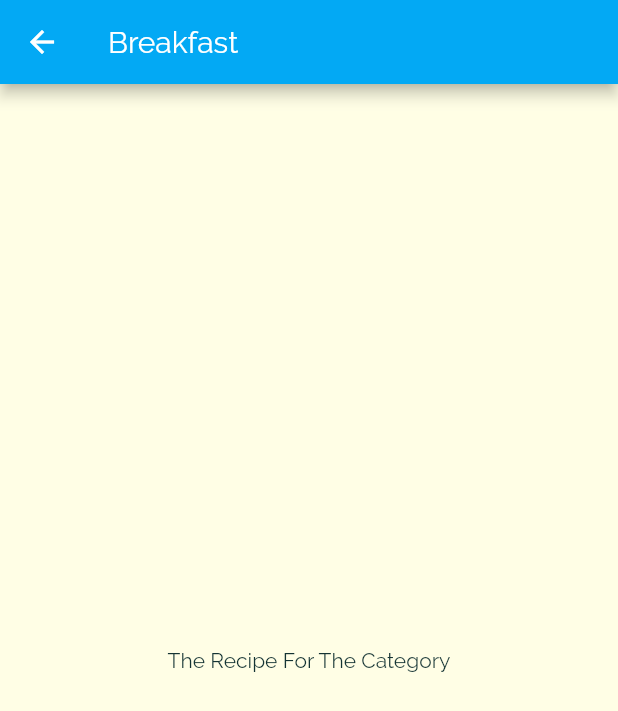
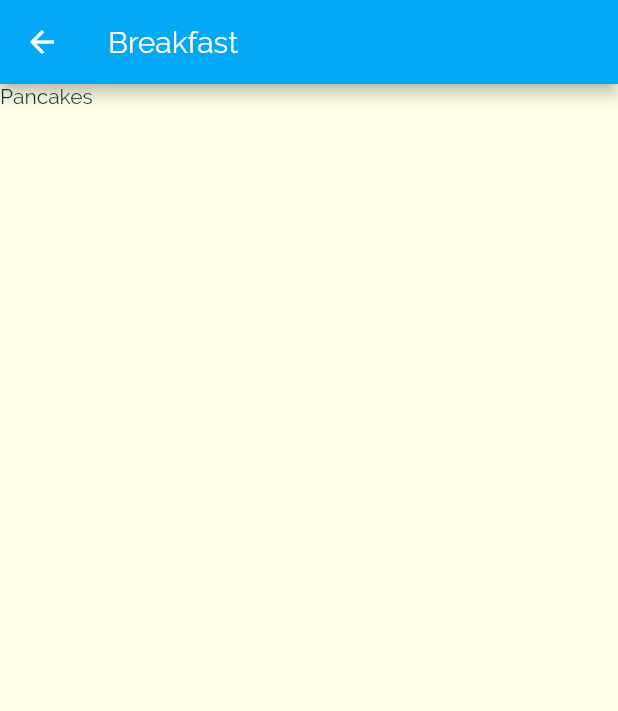
Before and after one commit to AtaMahmoud/delimeals, a Flutter app: the screen it shows after launch, after a tap on "Breakfast", on a phone screen of 412 x 824 dp. Shown: the top 711 px of the screen. Run offline on Flutter 3.47's test engine with Material 2 defaults, Android fonts, the phone set to English and light mode, and no system bars.

Commit message:
restrucutre the project

```diff
--- a/lib/category_meals_screen.dart
+++ /dev/null
@@ -1,28 +0,0 @@
-import 'package:flutter/material.dart';
-
-class CategoryMealsScreen extends StatelessWidget {
-  static const String routeName='category-meals';
-  final String id;
-  final String title;
-  final Color color;
-
-  CategoryMealsScreen({this.id,this.title, this.color});
-
-  @override
-  Widget build(BuildContext context) {
-    final routeArgs=ModalRoute.of(context).settings.arguments as Map<String,dynamic>;
-    final String categoryTitle=routeArgs['title'];
-    final Color categoryColor=routeArgs['color'];
-    final String categoryId=routeArgs['id'];
-
-    return Scaffold(
-      appBar: AppBar(
-        title: Text(categoryTitle),
-        backgroundColor: categoryColor,
-      ),
-      body: Center(
-        child: Text("The Recipe For The Category"),
-      ),
-    );
-  }
-}
--- a/lib/main.dart
+++ b/lib/main.dart
@@ -1,7 +1,7 @@
 import 'package:flutter/material.dart';
 
-import './categories_screen.dart';
-import './category_meals_screen.dart';
+import './screens/categories_screen.dart';
+import './screens/category_meals_screen.dart';
 
 void main() => runApp(MyApp());
 
--- a/lib/categories_screen.dart
+++ b/lib/screens/categories_screen.dart
@@ -1,7 +1,7 @@
 import 'package:flutter/material.dart';
 
-import './category_item.dart';
-import './dummy_data.dart.dart';
+import '../widgets/category_item.dart';
+import '../dummy_data.dart.dart';
 
 class CategoriesScreen extends StatelessWidget {
   @override
--- /dev/null
+++ b/lib/screens/category_meals_screen.dart
@@ -0,0 +1,32 @@
+import 'package:flutter/material.dart';
+
+import '../dummy_data.dart.dart';
+
+class CategoryMealsScreen extends StatelessWidget {
+  static const String routeName = 'category-meals';
+
+  @override
+  Widget build(BuildContext context) {
+    final routeArgs =
+        ModalRoute.of(context).settings.arguments as Map<String, dynamic>;
+    final String categoryTitle = routeArgs['title'];
+    final Color categoryColor = routeArgs['color'];
+    final String categoryId = routeArgs['id'];
+    final categoryMeals = DUMMY_MEALS
+        .where((meal) => meal.categories.contains(categoryId))
+        .toList();
+
+    return Scaffold(
+      appBar: AppBar(
+        title: Text(categoryTitle),
+        backgroundColor: categoryColor,
+      ),
+      body: ListView.builder(
+        itemCount: categoryMeals.length,
+        itemBuilder: (BuildContext context, int index) {
+          return Text(categoryMeals[index].title);
+        },
+      ),
+    );
+  }
+}
--- a/lib/category_item.dart
+++ b/lib/widgets/category_item.dart
@@ -1,6 +1,6 @@
 import 'package:flutter/material.dart';
 
-import './category_meals_screen.dart';
+import '../screens/category_meals_screen.dart';
 
 class CategoryItem extends StatelessWidget {
   final String id;
```
